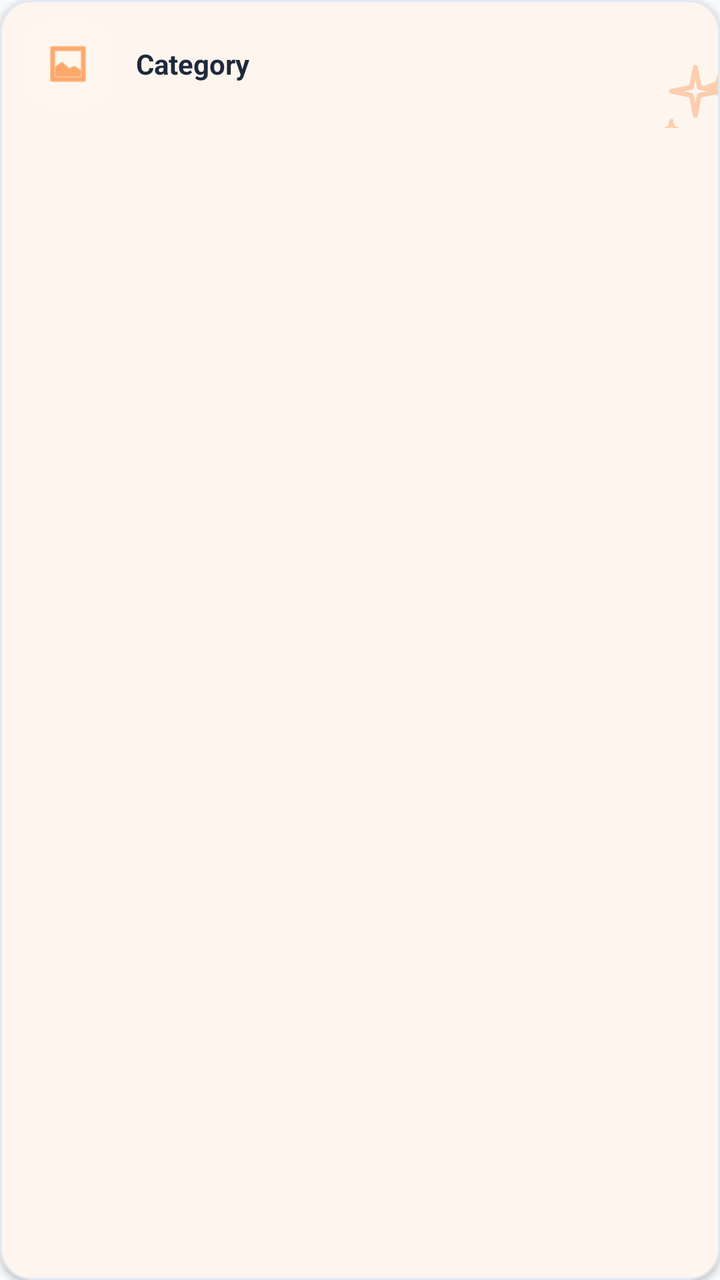
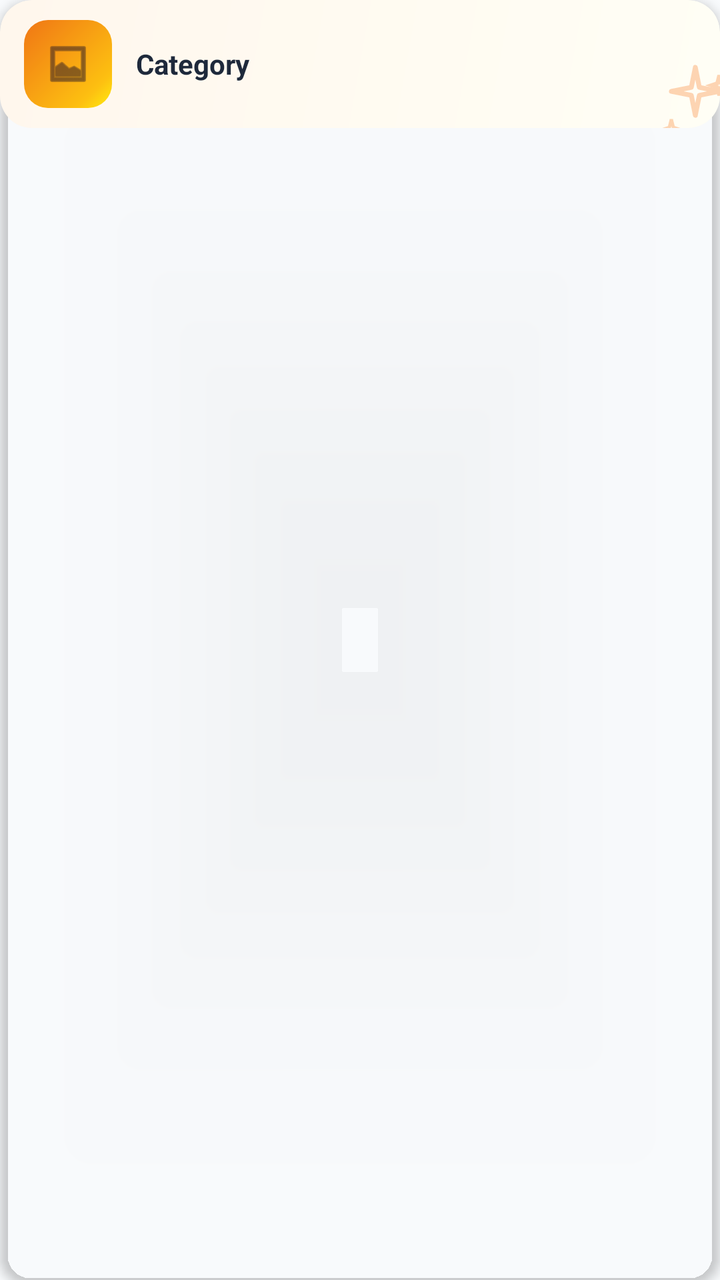

Screens rendered from an Android XML layout before and after an edit, with the pre-edit source and the edit as a unified diff.
<!-- AndroidManifest.xml: application theme Theme.BeckieDealApp -->
<!-- res/layout/category_item.xml -->
﻿<?xml version="1.0" encoding="utf-8"?>
<com.google.android.material.card.MaterialCardView
    xmlns:android="http://schemas.android.com/apk/res/android"
    xmlns:app="http://schemas.android.com/apk/res-auto"
    android:id="@+id/categoryCard"
    android:layout_width="match_parent"
    android:layout_height="wrap_content"
    android:clickable="true"
    android:focusable="true"
    app:cardCornerRadius="16dp"
    app:cardElevation="2dp"
    app:strokeWidth="1dp"
    app:strokeColor="@color/border_color"
    app:cardBackgroundColor="@color/surface"
    app:rippleColor="@color/badge_bg">

    <FrameLayout
        android:layout_width="match_parent"
        android:layout_height="wrap_content">

        <LinearLayout
            android:layout_width="match_parent"
            android:layout_height="wrap_content"
            android:gravity="center_vertical"
            android:orientation="horizontal"
            android:paddingHorizontal="12dp"
            android:paddingVertical="10dp">

            <FrameLayout
                android:layout_width="44dp"
                android:layout_height="44dp"
                android:background="@drawable/category_icon_bg">

                <ImageView
                    android:id="@+id/categoryIcon"
                    android:layout_width="24dp"
                    android:layout_height="24dp"
                    android:layout_gravity="center"
                    android:src="@android:drawable/ic_menu_gallery"
                    app:tint="@color/primary" />

            </FrameLayout>

            <TextView
                android:id="@+id/categoryName"
                android:layout_width="0dp"
                android:layout_height="wrap_content"
                android:layout_weight="1"
                android:layout_marginStart="12dp"
                android:ellipsize="end"
                android:maxLines="1"
                android:text="Category"
                android:textColor="@color/text_primary"
                android:textSize="@dimen/text_size_body"
                android:textStyle="bold" />

        </LinearLayout>

        
        <ImageView
            android:id="@+id/categoryDecorativeIcon"
            android:layout_width="48dp"
            android:layout_height="48dp"
            android:layout_gravity="bottom|end"
            android:layout_marginEnd="-12dp"
            android:layout_marginBottom="-12dp"
            android:src="@drawable/decorative_sparkle_outline"
            android:scaleType="fitEnd"
            android:alpha="0.3" />

    </FrameLayout>

</com.google.android.material.card.MaterialCardView>
<!-- resources referenced by this layout -->
<resources>
  <color name="badge_bg">#FFF7ED</color>
  <color name="border_color">#E2E8F0</color>
  <color name="primary">#F97316</color>
  <color name="surface">#FFFFFF</color>
  <color name="text_primary">#1E293B</color>
  <dimen name="text_size_body">13sp</dimen>
  <!-- drawable category_icon_bg (drawable) -->
  <?xml version="1.0" encoding="utf-8"?>
  <shape xmlns:android="http://schemas.android.com/apk/res/android"
      android:shape="rectangle">
      <solid android:color="@color/badge_bg" />
      <corners android:radius="12dp" />
  </shape>
  <style name="Theme.BeckieDealApp" parent="Base.Theme.BeckieDealApp">
          <item name="buttonStyle">@style/Widget.App.Button</item>
          <item name="materialButtonStyle">@style/Widget.App.Button</item>
      </style>
  <style name="Base.Theme.BeckieDealApp" parent="Theme.Material3.DayNight.NoActionBar">
          <item name="colorPrimary">@color/primary</item>
          <item name="colorOnPrimary">@color/on_primary</item>
          <item name="colorPrimaryContainer">@color/primary_container</item>
          <item name="colorOnPrimaryContainer">@color/on_primary_container</item>
          <item name="android:windowBackground">@color/background</item>
          <item name="colorSurface">@color/surface</item>
          <item name="colorOnSurface">@color/on_surface</item>
          
          <item name="bottomNavigationStyle">@style/Widget.App.BottomNavigationView</item>
      </style>
  <style name="Widget.App.Button" parent="Widget.Material3.Button">
          <item name="shapeAppearance">@style/ShapeAppearance.App.Button.Pill</item>
      </style>
  <color name="on_primary">#FFFFFF</color>
  <color name="primary_container">#F97316</color>
  <color name="on_primary_container">#582200</color>
  <color name="background">#F8FAFC</color>
  <color name="on_surface">#251913</color>
  <style name="Widget.App.BottomNavigationView" parent="Widget.Material3.BottomNavigationView">
          <item name="itemIconSize">22dp</item>
          <item name="itemIconTint">@color/bottom_nav_color</item>
          <item name="itemTextColor">@color/bottom_nav_color</item>
          
          <item name="android:background">@null</item>
          <item name="backgroundTint">@null</item>
          <item name="labelVisibilityMode">selected</item>
          <item name="itemActiveIndicatorStyle">@style/Widget.App.BottomNav.ActiveIndicator</item>
          <item name="itemPaddingTop">4dp</item>
          <item name="itemPaddingBottom">4dp</item>
      </style>
  <style name="ShapeAppearance.App.Button.Pill" parent="">
          <item name="cornerFamily">rounded</item>
          <item name="cornerSize">50%</item>
      </style>
  <style name="Widget.App.BottomNav.ActiveIndicator" parent="Widget.Material3.BottomNavigationView.ActiveIndicator">
          <item name="android:color">@color/nav_indicator_fill</item>
          <item name="android:width">80dp</item>
          <item name="android:height">36dp</item>
          <item name="shapeAppearance">@style/ShapeAppearance.App.BottomNav.ActiveIndicator</item>
      </style>
  <color name="nav_indicator_fill">#FFF1EB</color>
  <style name="ShapeAppearance.App.BottomNav.ActiveIndicator" parent="">
          <item name="cornerFamily">rounded</item>
          <item name="cornerSize">50%</item>
      </style>
  <!-- unchanged entries left out for length: 1 -->
</resources>

<!-- the commit's change to res/layout/category_item.xml (unified diff, before → after) -->
@@ -8,15 +8,15 @@
     android:clickable="true"
     android:focusable="true"
     app:cardCornerRadius="16dp"
-    app:cardElevation="2dp"
-    app:strokeWidth="1dp"
-    app:strokeColor="@color/border_color"
-    app:cardBackgroundColor="@color/surface"
+    app:cardElevation="3dp"
+    app:strokeWidth="0dp"
+    app:cardBackgroundColor="@android:color/transparent"
     app:rippleColor="@color/badge_bg">
 
     <FrameLayout
         android:layout_width="match_parent"
-        android:layout_height="wrap_content">
+        android:layout_height="wrap_content"
+        android:background="@drawable/category_card_bg_gradient">
 
         <LinearLayout
             android:layout_width="match_parent"
@@ -29,7 +29,7 @@
             <FrameLayout
                 android:layout_width="44dp"
                 android:layout_height="44dp"
-                android:background="@drawable/category_icon_bg">
+                android:background="@drawable/category_icon_bg_gradient">
 
                 <ImageView
                     android:id="@+id/categoryIcon"
@@ -37,7 +37,7 @@
                     android:layout_height="24dp"
                     android:layout_gravity="center"
                     android:src="@android:drawable/ic_menu_gallery"
-                    app:tint="@color/primary" />
+                    app:tint="@color/dark_brown" />
 
             </FrameLayout>
 
<!-- resource entries referenced after the edit -->
@@ -1,16 +1,33 @@
 <!-- resources referenced by this layout -->
 <resources>
   <color name="badge_bg">#FFF7ED</color>
-  <color name="border_color">#E2E8F0</color>
+  <color name="dark_brown">#3E2723</color>
   <color name="primary">#F97316</color>
   <color name="surface">#FFFFFF</color>
   <color name="text_primary">#1E293B</color>
   <dimen name="text_size_body">13sp</dimen>
-  <!-- drawable category_icon_bg (drawable) -->
+  <!-- drawable category_card_bg_gradient (drawable) -->
   <?xml version="1.0" encoding="utf-8"?>
   <shape xmlns:android="http://schemas.android.com/apk/res/android"
       android:shape="rectangle">
-      <solid android:color="@color/badge_bg" />
+      <gradient
+          android:angle="135"
+          android:startColor="#FFFEF5"
+          android:endColor="#FFF7ED"
+          android:type="linear" />
+      <corners android:radius="16dp" />
+  </shape>
+  <!-- drawable category_icon_bg_gradient (drawable) -->
+  <?xml version="1.0" encoding="utf-8"?>
+  <shape xmlns:android="http://schemas.android.com/apk/res/android"
+      android:shape="rectangle">
+      <gradient
+          android:angle="135"
+          android:startColor="#FFEC0F"
+          android:centerColor="#FDC011"
+          android:endColor="#F07615"
+          android:centerX="0.20"
+          android:type="linear" />
       <corners android:radius="12dp" />
   </shape>
   <style name="Theme.BeckieDealApp" parent="Base.Theme.BeckieDealApp">
